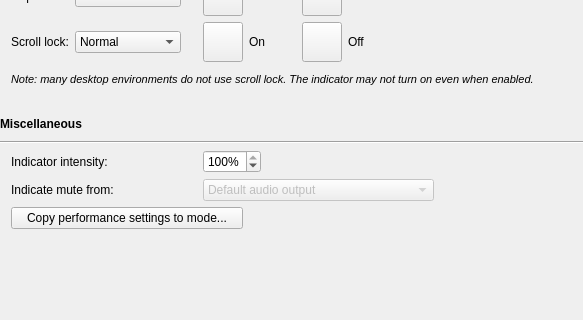
First picture: the form in src/gui/kperfwidget.ui, repository ckb-next/ckb-next, before the edit; both pictures show x 0 to 583 and y 469 to 789 of the 843 by 789 pixel window.
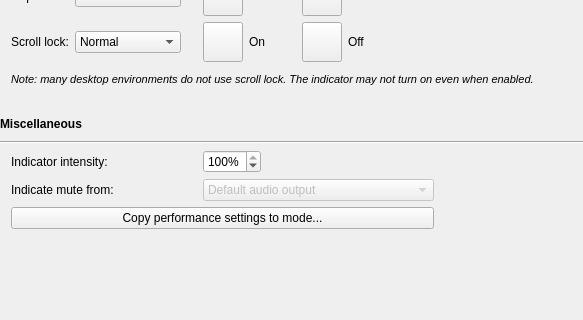
Second picture: the form after the edit. Custom widgets are drawn as their Qt base class.

Commit message: gui: Make copy to mode button large enough

```diff
--- a/src/gui/kperfwidget.ui
+++ b/src/gui/kperfwidget.ui
@@ -958,13 +958,6 @@
      </property>
     </widget>
    </item>
-   <item row="32" column="1" colspan="4">
-    <widget class="QPushButton" name="copyButton">
-     <property name="text">
-      <string>Copy performance settings to mode...</string>
-     </property>
-    </widget>
-   </item>
    <item row="21" column="7">
     <widget class="ColorButton" name="capsColorOff">
      <property name="sizePolicy">
@@ -1088,6 +1081,13 @@
      </property>
     </widget>
    </item>
+   <item row="32" column="1" colspan="10">
+    <widget class="QPushButton" name="copyButton">
+     <property name="text">
+      <string>Copy performance settings to mode...</string>
+     </property>
+    </widget>
+   </item>
   </layout>
  </widget>
  <customwidgets>
```
